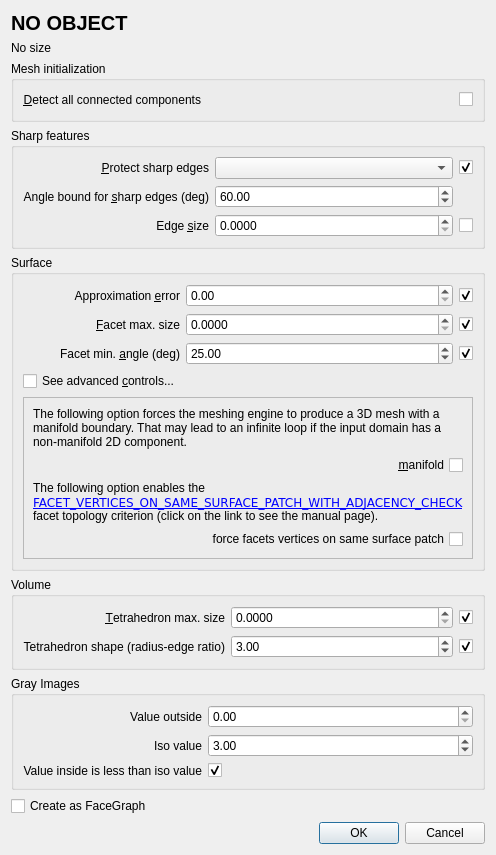
MicroStar-Tech/cgal, file demo/Polyhedron/Plugins/Mesh_3/Meshing_dialog.ui: the form before one commit.
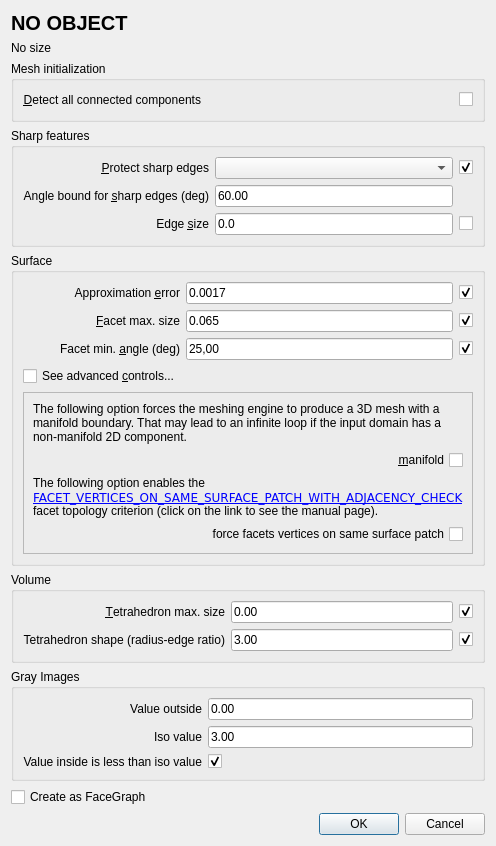
The form after the commit. Custom widgets are drawn as their Qt base class.

Patch:
```diff
--- a/demo/Polyhedron/Plugins/Mesh_3/Meshing_dialog.ui
+++ b/demo/Polyhedron/Plugins/Mesh_3/Meshing_dialog.ui
@@ -100,9 +100,23 @@
      <property name="title">
       <string>Sharp features</string>
      </property>
-     <layout class="QGridLayout" name="gridLayout" columnstretch="0,1,0">
-      <item row="1" column="1">
-       <widget class="QComboBox" name="protectEdges"/>
+     <layout class="QGridLayout" name="gridLayout" columnstretch="0,0,0">
+      <item row="3" column="1">
+       <widget class="DoubleEdit" name="sharpEdgesAngle">
+        <property name="text">
+         <string>60.00</string>
+        </property>
+       </widget>
+      </item>
+      <item row="1" column="2">
+       <widget class="QCheckBox" name="protect">
+        <property name="text">
+         <string/>
+        </property>
+        <property name="checked">
+         <bool>true</bool>
+        </property>
+       </widget>
       </item>
       <item row="3" column="0">
        <widget class="QLabel" name="sharpEdgesAngleLabel">
@@ -120,19 +134,6 @@
         </property>
        </widget>
       </item>
-      <item row="7" column="0">
-       <widget class="QLabel" name="edgeLabel">
-        <property name="text">
-         <string>Edge &amp;size</string>
-        </property>
-        <property name="alignment">
-         <set>Qt::AlignRight|Qt::AlignTrailing|Qt::AlignVCenter</set>
-        </property>
-        <property name="buddy">
-         <cstring>edgeSizing</cstring>
-        </property>
-       </widget>
-      </item>
       <item row="7" column="2">
        <widget class="QCheckBox" name="noEdgeSizing">
         <property name="text">
@@ -140,28 +141,8 @@
         </property>
        </widget>
       </item>
-      <item row="7" column="1">
-       <widget class="QDoubleSpinBox" name="edgeSizing">
-        <property name="decimals">
-         <number>4</number>
-        </property>
-        <property name="minimum">
-         <double>0.000000000000000</double>
-        </property>
-        <property name="value">
-         <double>0.000000000000000</double>
-        </property>
-       </widget>
-      </item>
-      <item row="3" column="1">
-       <widget class="QDoubleSpinBox" name="sharpEdgesAngle">
-        <property name="maximum">
-         <double>180.000000000000000</double>
-        </property>
-        <property name="value">
-         <double>60.000000000000000</double>
-        </property>
-       </widget>
+      <item row="1" column="1">
+       <widget class="QComboBox" name="protectEdges"/>
       </item>
       <item row="1" column="0">
        <widget class="QLabel" name="protectLabel">
@@ -176,13 +157,23 @@
         </property>
        </widget>
       </item>
-      <item row="1" column="2">
-       <widget class="QCheckBox" name="protect">
+      <item row="7" column="1">
+       <widget class="DoubleEdit" name="edgeSizing">
         <property name="text">
-         <string/>
+         <string>0.0</string>
         </property>
-        <property name="checked">
-         <bool>true</bool>
+       </widget>
+      </item>
+      <item row="7" column="0">
+       <widget class="QLabel" name="edgeLabel">
+        <property name="text">
+         <string>Edge &amp;size</string>
+        </property>
+        <property name="alignment">
+         <set>Qt::AlignRight|Qt::AlignTrailing|Qt::AlignVCenter</set>
+        </property>
+        <property name="buddy">
+         <cstring>edgeSizing</cstring>
         </property>
        </widget>
       </item>
@@ -234,16 +225,6 @@
         </property>
        </widget>
       </item>
-      <item row="1" column="1">
-       <widget class="QDoubleSpinBox" name="approx">
-        <property name="minimumSize">
-         <size>
-          <width>110</width>
-          <height>0</height>
-         </size>
-        </property>
-       </widget>
-      </item>
       <item row="3" column="0">
        <widget class="QLabel" name="angleLabel">
         <property name="text">
@@ -257,19 +238,6 @@
         </property>
        </widget>
       </item>
-      <item row="2" column="1">
-       <widget class="QDoubleSpinBox" name="facetSizing">
-        <property name="minimumSize">
-         <size>
-          <width>110</width>
-          <height>0</height>
-         </size>
-        </property>
-        <property name="decimals">
-         <number>4</number>
-        </property>
-       </widget>
-      </item>
       <item row="9" column="0" colspan="3">
        <widget class="QFrame" name="advanced">
         <property name="visible">
@@ -364,22 +332,27 @@
         </property>
        </widget>
       </item>
+      <item row="2" column="1">
+       <widget class="DoubleEdit" name="facetSizing">
+        <property name="text">
+         <string>0.065</string>
+        </property>
+       </widget>
+      </item>
       <item row="3" column="1">
-       <widget class="QDoubleSpinBox" name="facetAngle">
-        <property name="minimumSize">
-         <size>
-          <width>110</width>
-          <height>0</height>
-         </size>
+       <widget class="DoubleEdit" name="facetAngle">
+        <property name="inputMask">
+         <string>25,00</string>
         </property>
-        <property name="minimum">
-         <double>0.000000000000000</double>
+        <property name="text">
+         <string>25,00</string>
         </property>
-        <property name="maximum">
-         <double>30.000000000000000</double>
-        </property>
-        <property name="value">
-         <double>25.000000000000000</double>
+       </widget>
+      </item>
+      <item row="1" column="1">
+       <widget class="DoubleEdit" name="approx">
+        <property name="text">
+         <string>0.0017</string>
         </property>
        </widget>
       </item>
@@ -418,35 +391,6 @@
         </property>
        </widget>
       </item>
-      <item row="1" column="1">
-       <widget class="QDoubleSpinBox" name="tetShape">
-        <property name="minimumSize">
-         <size>
-          <width>110</width>
-          <height>0</height>
-         </size>
-        </property>
-        <property name="minimum">
-         <double>1.000000000000000</double>
-        </property>
-        <property name="value">
-         <double>3.000000000000000</double>
-        </property>
-       </widget>
-      </item>
-      <item row="0" column="1">
-       <widget class="QDoubleSpinBox" name="tetSizing">
-        <property name="minimumSize">
-         <size>
-          <width>110</width>
-          <height>0</height>
-         </size>
-        </property>
-        <property name="decimals">
-         <number>4</number>
-        </property>
-       </widget>
-      </item>
       <item row="1" column="0">
        <widget class="QLabel" name="label_2">
         <property name="text">
@@ -473,6 +417,20 @@
         </property>
        </widget>
       </item>
+      <item row="0" column="1">
+       <widget class="DoubleEdit" name="tetSizing">
+        <property name="text">
+         <string>0.00</string>
+        </property>
+       </widget>
+      </item>
+      <item row="1" column="1">
+       <widget class="DoubleEdit" name="tetShape">
+        <property name="text">
+         <string>3.00</string>
+        </property>
+       </widget>
+      </item>
      </layout>
     </widget>
    </item>
@@ -504,22 +462,6 @@
         </property>
        </widget>
       </item>
-      <item row="1" column="1">
-       <widget class="QDoubleSpinBox" name="iso_value_spinBox">
-        <property name="minimum">
-         <double>-65536.000000000000000</double>
-        </property>
-        <property name="maximum">
-         <double>65536.000000000000000</double>
-        </property>
-        <property name="value">
-         <double>3.000000000000000</double>
-        </property>
-       </widget>
-      </item>
-      <item row="0" column="1">
-       <widget class="QDoubleSpinBox" name="value_outside_spinBox"/>
-      </item>
       <item row="0" column="0">
        <widget class="QLabel" name="label_4">
         <property name="toolTip">
@@ -559,6 +501,20 @@
         </property>
        </widget>
       </item>
+      <item row="0" column="1">
+       <widget class="DoubleEdit" name="value_outside_spinBox">
+        <property name="text">
+         <string>0.00</string>
+        </property>
+       </widget>
+      </item>
+      <item row="1" column="1">
+       <widget class="DoubleEdit" name="iso_value_spinBox">
+        <property name="text">
+         <string>3.00</string>
+        </property>
+       </widget>
+      </item>
      </layout>
     </widget>
    </item>
@@ -597,6 +553,13 @@
    </item>
   </layout>
  </widget>
+ <customwidgets>
+  <customwidget>
+   <class>DoubleEdit</class>
+   <extends>QLineEdit</extends>
+   <header location="global">CGAL_double_edit.h</header>
+  </customwidget>
+ </customwidgets>
  <tabstops>
   <tabstop>approx</tabstop>
   <tabstop>noApprox</tabstop>
```
Left out of the diff: 8 changed lines with no effect on the pictures.
